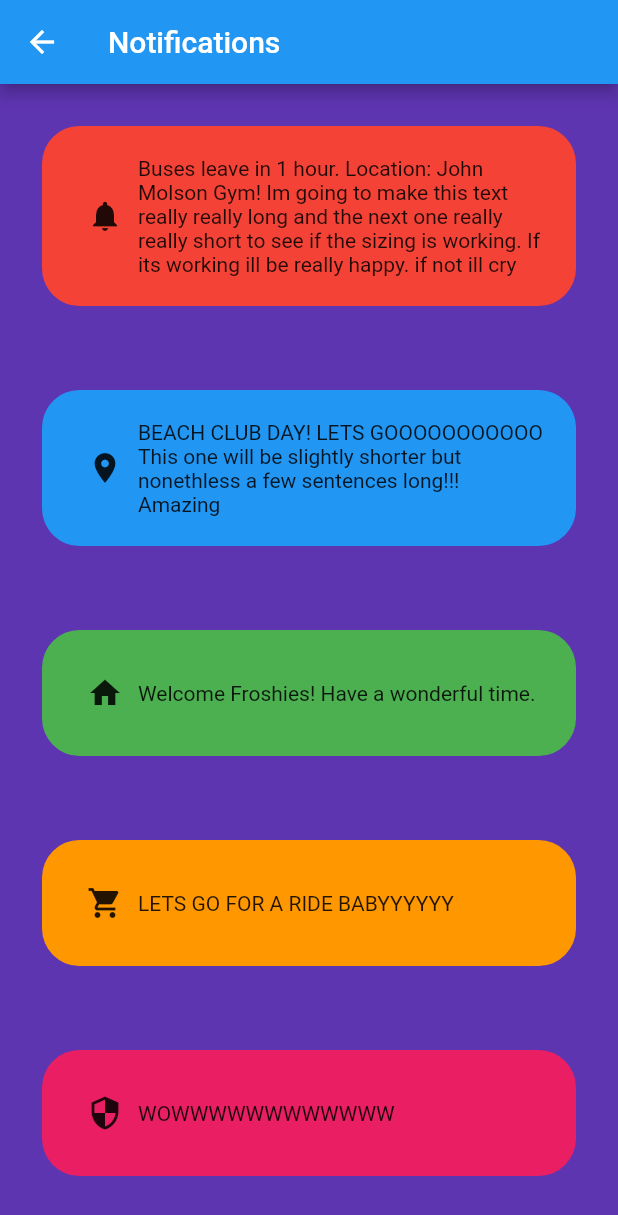
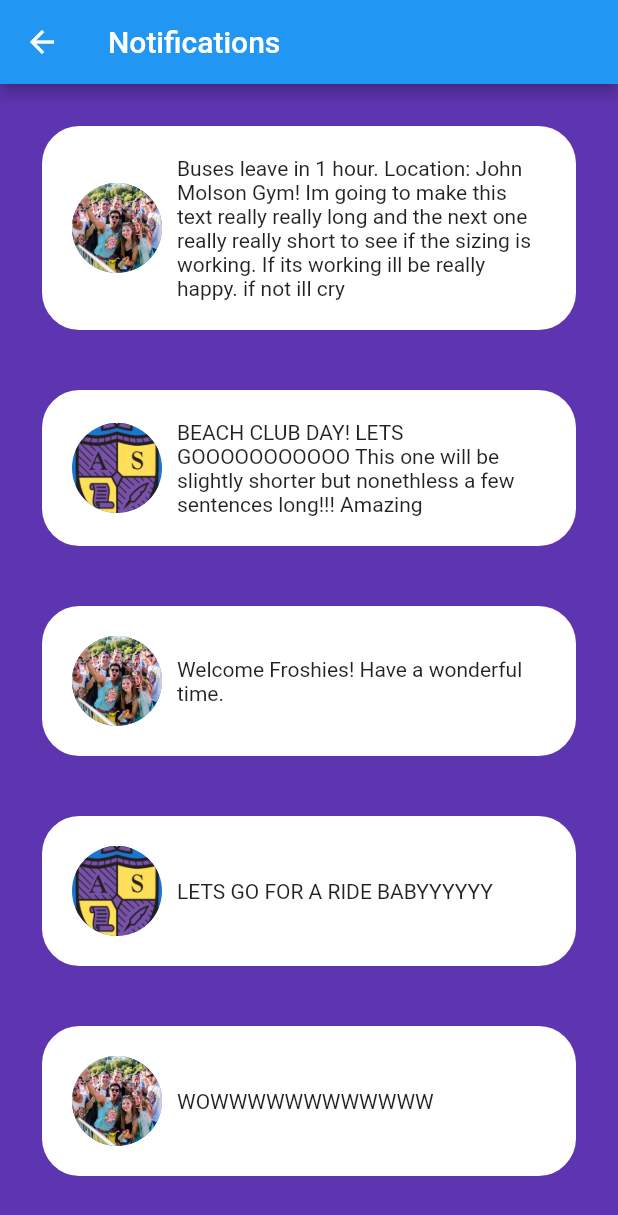
Before and after one commit to JUNIORCO/Event-App, a Flutter app: the Notifications screen opened directly, on a phone screen of 412 x 824 dp. Shown: the top 1215 px of the screen. Run offline on Flutter 3.47's test engine with Material 2 defaults, Android fonts, the phone set to English and light mode, and no system bars.

Commit message:
Added images to the notification card

```diff
--- a/lib/screens/notifications.dart
+++ b/lib/screens/notifications.dart
@@ -10,18 +10,18 @@ class Notifications extends StatelessWidget {
     'WOWWWWWWWWWWWW'
   ];
   final List<Color> colors = <Color>[
-    Colors.red,
-    Colors.blue,
-    Colors.green,
-    Colors.orange,
-    Colors.pink
+    Colors.white,
+    Colors.white,
+    Colors.white,
+    Colors.white,
+    Colors.white
   ];
-  final List<IconData> icons = <IconData>[
-    Icons.notifications,
-    Icons.place,
-    Icons.home,
-    Icons.shopping_cart,
-    Icons.security
+  final List<AssetImage> images = <AssetImage>[
+    AssetImage('assets/images/frosh.jpg'),
+    AssetImage('assets/images/uni_logo.png'),
+    AssetImage('assets/images/frosh.jpg'),
+    AssetImage('assets/images/uni_logo.png'),
+    AssetImage('assets/images/frosh.jpg'),
   ];
 
   @override
@@ -35,10 +35,11 @@ class Notifications extends StatelessWidget {
           itemCount: entries.length,
           itemBuilder: (BuildContext context, int index) {
             return NotificationCard(
-                colors[index], entries[index], icons[index]);
+                colors[index], entries[index], images[index]);
           },
           separatorBuilder: (BuildContext context, int index) => const Divider(
             color: Color(0x00000000), // transparent color
+            height: 0.0,
           ),
         ));
   }
--- a/lib/widgets/notification_card.dart
+++ b/lib/widgets/notification_card.dart
@@ -5,14 +5,14 @@ class NotificationCard extends StatelessWidget {
   // final: once you set it, you can't change it
   final Color _color;
   final String _text;
-  final IconData _icon;
+  final AssetImage _image;
 
   // Constructor
   // NotificationDetail(Color color) {
   //   this._color = color;
   // }
   // the shorthand version is
-  NotificationCard(this._color, this._text, this._icon);
+  NotificationCard(this._color, this._text, this._image);
 
   @override
   Widget build(BuildContext context) {
@@ -26,8 +26,11 @@ class NotificationCard extends StatelessWidget {
         child: Row(
           children: <Widget>[
             Padding(
-              padding: EdgeInsets.all(10.0),
-              child: Icon(_icon),
+              padding: EdgeInsets.only(right: 10.0),
+              child: CircleAvatar(
+                backgroundImage: _image,
+                radius: 30,
+              ),
             ),
             Expanded(
               child: Text(
```
Also changed, not shown: pubspec.yaml (+4 -61 lines), assets/images/frosh.jpg (added), assets/images/uni_logo.png (added).
